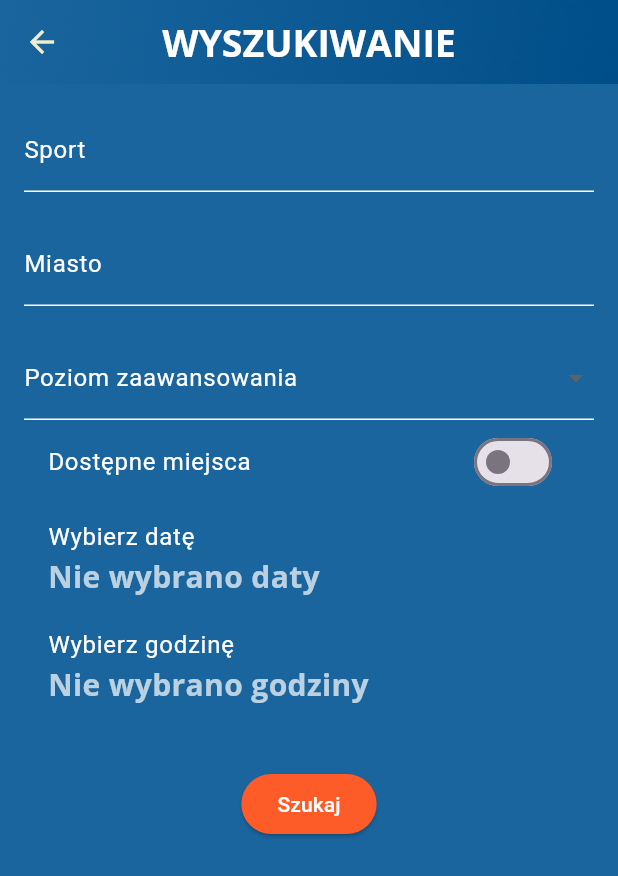
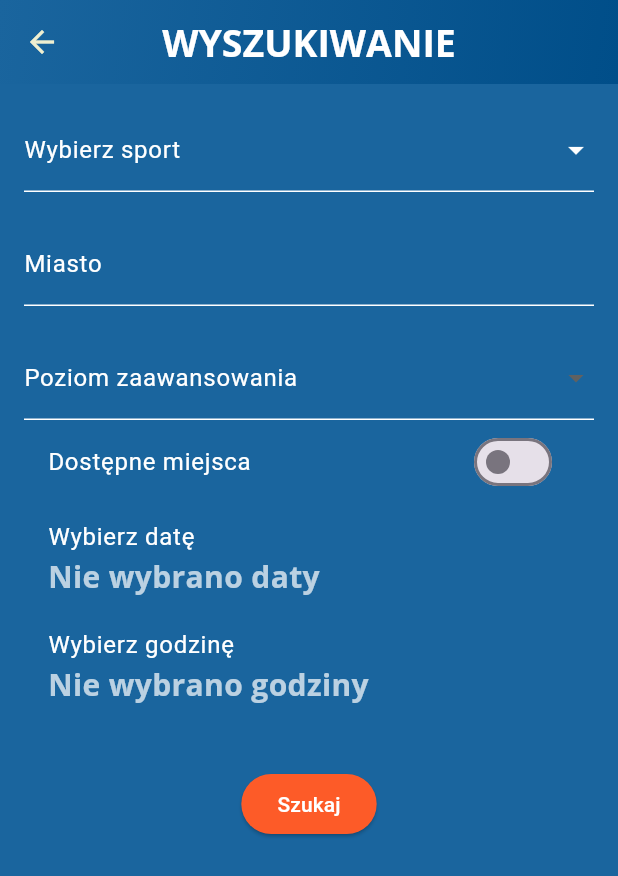
Before and after one commit to LudzCPP/Meetoplay, a Flutter app: the FindMeetPage screen opened directly, after a tap on "Szukaj", on a phone screen of 412 x 824 dp. Shown: the top 876 px of the screen. Run offline on Flutter 3.47's test engine with Material 3 defaults, Android fonts, the phone set to English and light mode, and no system bars; our stand-ins replace cloud_firestore, firebase_auth, firebase_core, flutter_map, fluttertoast, google_sign_in and 2 more; accounts and stored records are empty.

Commit message:
Add sports list to choose from in create and find meet

```diff
--- a/lib/find_meet_page.dart
+++ b/lib/find_meet_page.dart
@@ -21,6 +21,7 @@ class _FindMeetPageState extends State<FindMeetPage> {
   bool _areFreeSpotsAvailable = false;
   DateTime? _selectedDate;
   TimeOfDay? _selectedTime;
+  String? _selectedSport;
   Stream<QuerySnapshot>? _meetingsStream;
 
   @override
@@ -42,10 +43,10 @@ class _FindMeetPageState extends State<FindMeetPage> {
         padding: const EdgeInsets.all(16.0),
         child: Column(
           children: [
-            TextFormField(
-              controller: _sportController,
+            DropdownButtonFormField<String>(
+              value: _selectedSport,
               decoration: const InputDecoration(
-                labelText: 'Sport',
+                labelText: 'Wybierz sport',
                 labelStyle: TextStyle(color: Colors.white),
                 enabledBorder: UnderlineInputBorder(
                   borderSide: BorderSide(color: Colors.white),
@@ -54,7 +55,20 @@ class _FindMeetPageState extends State<FindMeetPage> {
                   borderSide: BorderSide(color: specialActionButtonColor),
                 ),
               ),
+              dropdownColor: darkBlue,
               style: const TextStyle(color: Colors.white),
+              items: sportsList.map<DropdownMenuItem<String>>((String value) {
+                return DropdownMenuItem<String>(
+                  value: value,
+                  child: Text(value),
+                );
+              }).toList(),
+              onChanged: (String? newValue) {
+                setState(() {
+                  _selectedSport = newValue;
+                });
+              },
+              icon: const Icon(Icons.arrow_drop_down, color: Colors.white),
             ),
             const SizedBox(height: 20),
             TextFormField(
@@ -131,7 +145,6 @@ class _FindMeetPageState extends State<FindMeetPage> {
               ),
               onTap: _pickTime,
             ),
-
             Padding(
               padding: const EdgeInsets.symmetric(vertical: 32.0),
               child: Center(
@@ -146,8 +159,7 @@ class _FindMeetPageState extends State<FindMeetPage> {
                 ),
               ),
             ),
-
-             StreamBuilder<QuerySnapshot>(
+            StreamBuilder<QuerySnapshot>(
               stream: _meetingsStream,
               builder: (context, snapshot) {
                 if (snapshot.connectionState == ConnectionState.waiting) {
@@ -159,13 +171,19 @@ class _FindMeetPageState extends State<FindMeetPage> {
                 if (snapshot.hasData) {
                   return ListView(
                     shrinkWrap: true,
-                    children: snapshot.data!.docs.map((DocumentSnapshot document) {
-                      Map<String, dynamic> data = document.data()! as Map<String, dynamic>;
+                    children:
+                        snapshot.data!.docs.map((DocumentSnapshot document) {
+                      Map<String, dynamic> data =
+                          document.data()! as Map<String, dynamic>;
                       return ListTile(
-                        title: Text(data['name'],
-                          style: const TextStyle(color: Colors.white),),
-                        subtitle: Text(data['ownerId'],
-                          style: const TextStyle(color: Colors.white70),),
+                        title: Text(
+                          data['name'],
+                          style: const TextStyle(color: Colors.white),
+                        ),
+                        subtitle: Text(
+                          data['ownerId'],
+                          style: const TextStyle(color: Colors.white70),
+                        ),
                       );
                     }).toList(),
                   );
@@ -187,11 +205,9 @@ class _FindMeetPageState extends State<FindMeetPage> {
       lastDate: DateTime(2025),
     );
     if (pickedDate != null && pickedDate != _selectedDate) {
-
       setState(() {
         _selectedDate = pickedDate;
       });
-
     }
   }
 
@@ -219,10 +235,13 @@ class _FindMeetPageState extends State<FindMeetPage> {
       query = query.where('skillLevel', isEqualTo: _selectedLevel);
     }
     if (_areFreeSpotsAvailable) {
-      query = query.where('participantsCount', isGreaterThan: 'registeredCount');
+      query =
+          query.where('participantsCount', isGreaterThan: 'registeredCount');
     }
     if (_selectedDate != null) {
-      query = query.where('date', isEqualTo: "${_selectedDate!.day}/${_selectedDate!.month}/${_selectedDate!.year}");
+      query = query.where('date',
+          isEqualTo:
+              "${_selectedDate!.day}/${_selectedDate!.month}/${_selectedDate!.year}");
     }
 
     setState(() {
--- a/lib/global_variables.dart
+++ b/lib/global_variables.dart
@@ -14,3 +14,13 @@ const white = Color(0xffefefd0);
 const darkBlue = Color(0xff004e89);
 const lightBlue = Color(0xff1a659e);
 const specialActionButtonColor = Color(0xfffd5b28);
+
+const List<String> sportsList = [
+  'Piłka nożna',
+  'Koszykówka',
+  'Tenis',
+  'Siatkówka',
+  'Bieganie',
+  'Pływanie',
+  'Rowery',
+];
--- a/lib/main.dart
+++ b/lib/main.dart
@@ -1,5 +1,5 @@
 import 'package:flutter/material.dart';
-import 'package:flutter/services.dart'; // Import potrzebny do zarządzania orientacją ekranu
+import 'package:flutter/services.dart';
 import 'package:firebase_core/firebase_core.dart';
 import 'package:meetoplay/wrapper.dart';
 import 'global_variables.dart';
```
Also changed, not shown: lib/create_meet_page.dart (+19 -4 lines).
